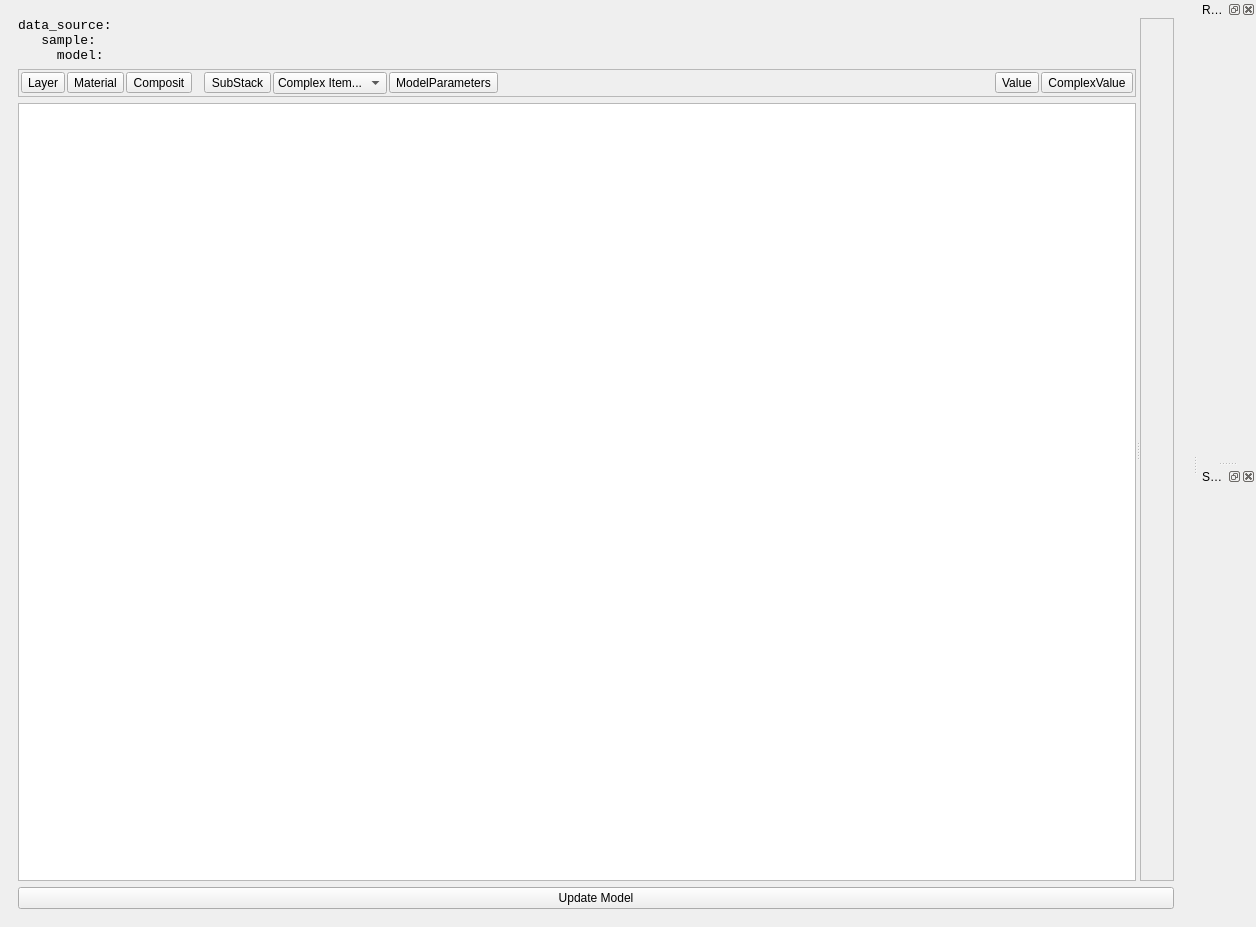
Before: the Qt Designer form orso_sample_builder/main_window.ui in reflectivity/orso_tools, drawn with Qt 5.
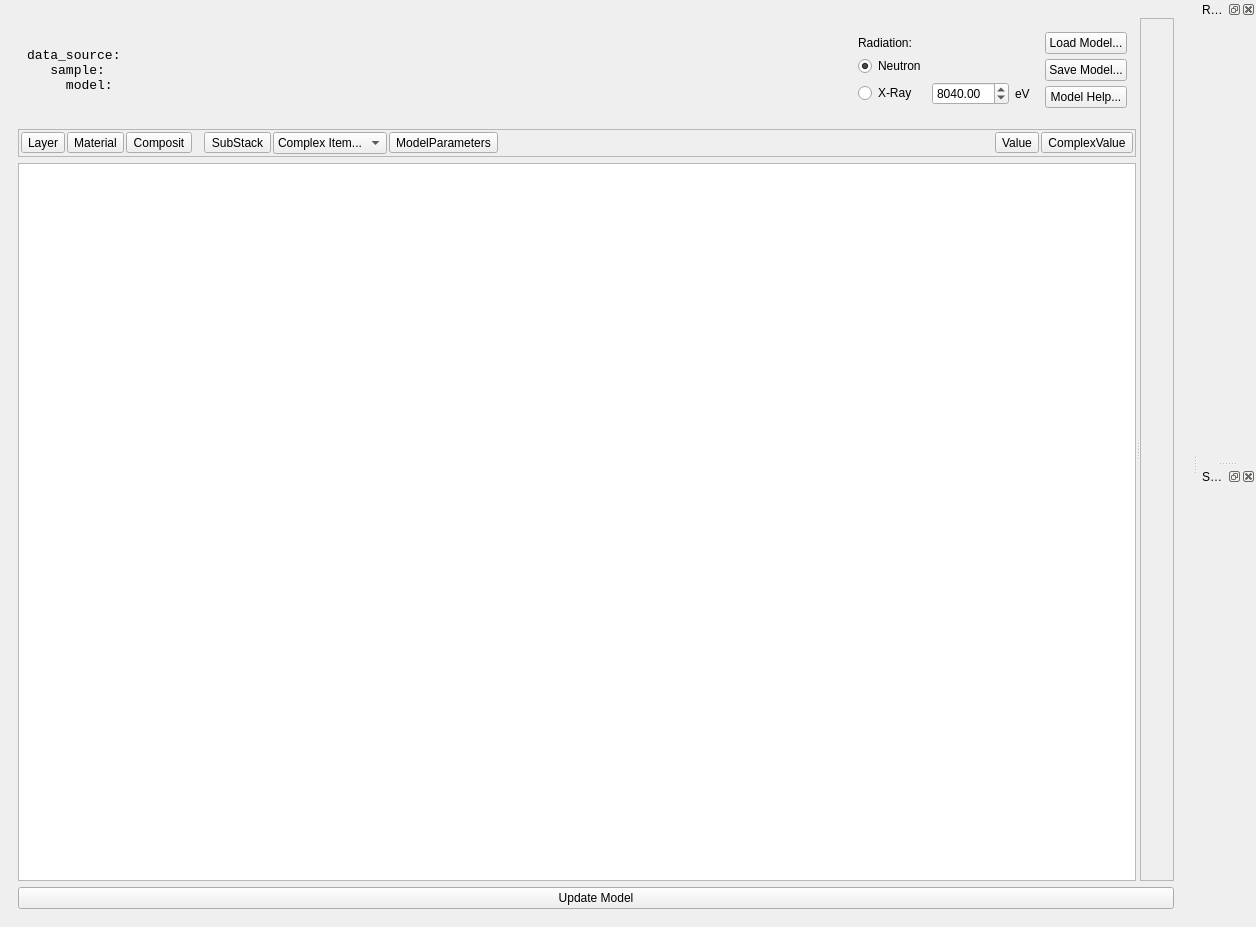
After: the same form once the commit is applied. Custom widgets are drawn as their Qt base class.

Commit message: Add load/save and better error evaluation

Diff of the .ui file:
```diff
--- a/orso_sample_builder/main_window.ui
+++ b/orso_sample_builder/main_window.ui
@@ -26,18 +26,137 @@
          <widget class="QWidget" name="widget_2" native="true">
           <layout class="QVBoxLayout" name="verticalLayout">
            <item>
-            <widget class="QLabel" name="label">
-             <property name="font">
-              <font>
-               <family>Courier New</family>
-               <pointsize>10</pointsize>
-              </font>
-             </property>
-             <property name="text">
-              <string>data_source:
+            <widget class="QWidget" name="widget_3" native="true">
+             <layout class="QHBoxLayout" name="horizontalLayout_2">
+              <item>
+               <widget class="QLabel" name="label">
+                <property name="font">
+                 <font>
+                  <family>Courier New</family>
+                  <pointsize>10</pointsize>
+                 </font>
+                </property>
+                <property name="text">
+                 <string>data_source:
    sample:
      model:</string>
-             </property>
+                </property>
+               </widget>
+              </item>
+              <item>
+               <widget class="QWidget" name="widget_5" native="true">
+                <property name="sizePolicy">
+                 <sizepolicy hsizetype="Fixed" vsizetype="Preferred">
+                  <horstretch>0</horstretch>
+                  <verstretch>0</verstretch>
+                 </sizepolicy>
+                </property>
+                <property name="minimumSize">
+                 <size>
+                  <width>170</width>
+                  <height>0</height>
+                 </size>
+                </property>
+                <layout class="QGridLayout" name="gridLayout">
+                 <item row="0" column="0">
+                  <widget class="QLabel" name="label_2">
+                   <property name="text">
+                    <string>Radiation:</string>
+                   </property>
+                  </widget>
+                 </item>
+                 <item row="1" column="0">
+                  <widget class="QRadioButton" name="radiation_neutron">
+                   <property name="text">
+                    <string>Neutron</string>
+                   </property>
+                   <property name="checked">
+                    <bool>true</bool>
+                   </property>
+                  </widget>
+                 </item>
+                 <item row="2" column="0">
+                  <widget class="QRadioButton" name="radiation_xray">
+                   <property name="text">
+                    <string>X-Ray</string>
+                   </property>
+                  </widget>
+                 </item>
+                 <item row="2" column="1">
+                  <widget class="QDoubleSpinBox" name="radiation_energy">
+                   <property name="decimals">
+                    <number>2</number>
+                   </property>
+                   <property name="maximum">
+                    <double>99999.000000000000000</double>
+                   </property>
+                   <property name="singleStep">
+                    <double>100.000000000000000</double>
+                   </property>
+                   <property name="value">
+                    <double>8040.000000000000000</double>
+                   </property>
+                  </widget>
+                 </item>
+                 <item row="2" column="2">
+                  <widget class="QLabel" name="label_3">
+                   <property name="text">
+                    <string>eV</string>
+                   </property>
+                  </widget>
+                 </item>
+                </layout>
+               </widget>
+              </item>
+              <item>
+               <widget class="QWidget" name="widget_4" native="true">
+                <property name="sizePolicy">
+                 <sizepolicy hsizetype="Fixed" vsizetype="Preferred">
+                  <horstretch>0</horstretch>
+                  <verstretch>0</verstretch>
+                 </sizepolicy>
+                </property>
+                <layout class="QVBoxLayout" name="verticalLayout_7">
+                 <property name="spacing">
+                  <number>0</number>
+                 </property>
+                 <property name="leftMargin">
+                  <number>0</number>
+                 </property>
+                 <property name="topMargin">
+                  <number>0</number>
+                 </property>
+                 <property name="rightMargin">
+                  <number>0</number>
+                 </property>
+                 <property name="bottomMargin">
+                  <number>0</number>
+                 </property>
+                 <item>
+                  <widget class="QPushButton" name="pushButton">
+                   <property name="text">
+                    <string>Load Model...</string>
+                   </property>
+                  </widget>
+                 </item>
+                 <item>
+                  <widget class="QPushButton" name="pushButton_2">
+                   <property name="text">
+                    <string>Save Model...</string>
+                   </property>
+                  </widget>
+                 </item>
+                 <item>
+                  <widget class="QPushButton" name="pushButton_3">
+                   <property name="text">
+                    <string>Model Help...</string>
+                   </property>
+                  </widget>
+                 </item>
+                </layout>
+               </widget>
+              </item>
+             </layout>
             </widget>
            </item>
            <item>
```
Left out of the diff: 51 changed lines with no effect on the pictures. The commit also changes 4 other files.
